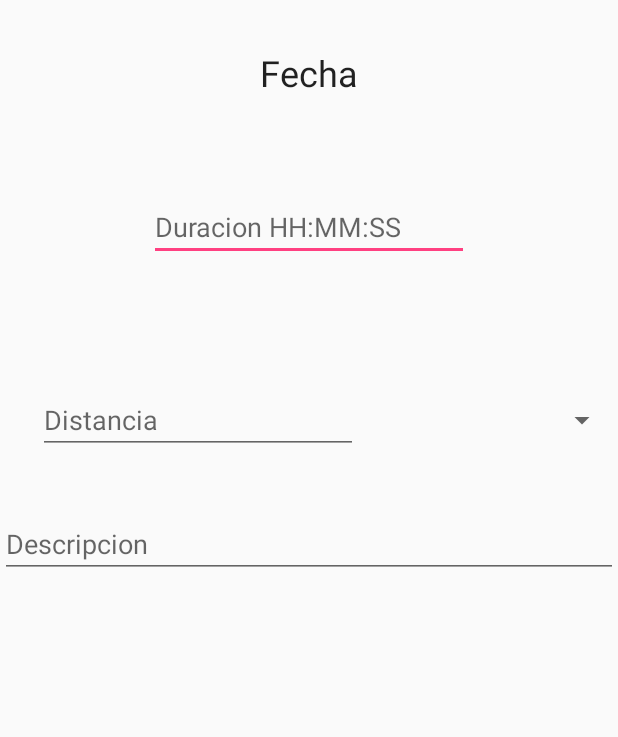
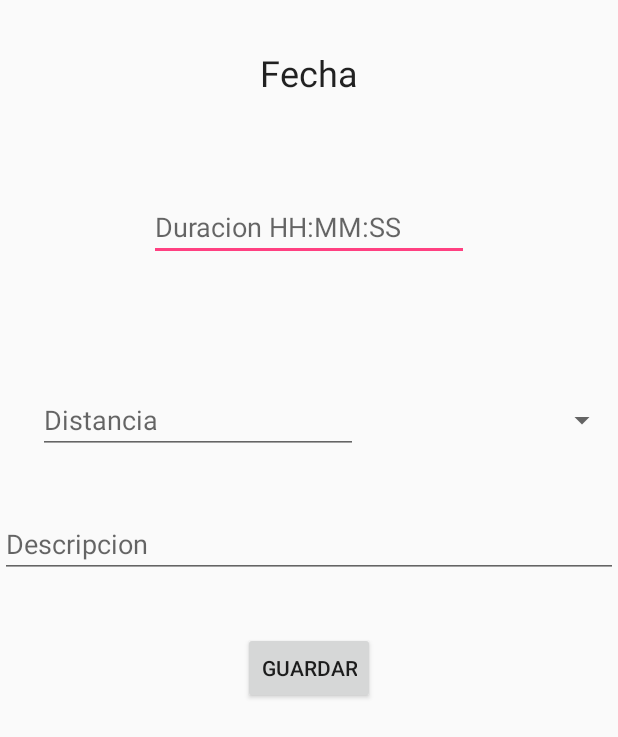
Before and after one commit to emurillo28/ProyectoFinalV2, an Android app: the layout activity_aero_entry.xml on its own in the app's theme, with its tools: preview values and no code run, on a phone screen of 412 x 824 dp. Shown: the top 737 px of the screen. Run offline under Robolectric (Android 15) with nearby library versions, the phone set to English and light mode, and no system bars.

Commit message:
se modificaron la actividad para guardar los datos en la bd

```diff
--- a/app/src/main/AndroidManifest.xml
+++ b/app/src/main/AndroidManifest.xml
@@ -29,6 +29,11 @@
             android:label="@string/enterdata"
             android:theme="@style/AppTheme.NoActionBar">
         </activity>
+        <activity
+            android:name=".EnterActivityData"
+            android:label="@string/enterdata"
+            android:theme="@style/AppTheme.NoActionBar">
+        </activity>
     </application>
 
 </manifest>
--- a/app/src/main/java/com/example/ivan/proyectofinalv2/DatabaseHelper.java
+++ b/app/src/main/java/com/example/ivan/proyectofinalv2/DatabaseHelper.java
@@ -11,7 +11,7 @@ import android.database.sqlite.SQLiteOpenHelper;
 public class DatabaseHelper extends SQLiteOpenHelper {
 
     private static final String DB_NAME = "ProjectDB";
-    private static final String CREAR_TB_ACTIVIDADES = "create table actividades(id integer primary key, Nombre text, Descripcion text, Categoria text)";
+    private static final String CREAR_TB_ACTIVIDADES = "CREATE  TABLE actividades(id integer primary key, Nombre text, Descripcion text, Categoria text)";
     private static final String CREAR_TB_AEROBICAS = "CREATE  TABLE aerobicas (tiempo FLOAT, distancia FLOAT, descripcion TEXT, fecha DATETIME, id_actividad integer, FOREIGN KEY(id_actividad) REFERENCES  actividades(id))";
     private static final String CREAR_TB_ANAEROBICAS = "CREATE TABLE anaerobicas(tiempo FLOAT, repeticiones INTEGER,peso FLOAT, descripcion TEXT, fecha DATETIME, id_actividad integer, FOREIGN KEY(id_actividad) REFERENCES  actividades(id))";
 
--- a/app/src/main/res/layout/activity_aero_entry.xml
+++ b/app/src/main/res/layout/activity_aero_entry.xml
@@ -58,5 +58,15 @@
         android:hint="Descripcion"
         android:inputType="textMultiLine" />
 
+    <Button
+        android:id="@+id/button2"
+        android:layout_width="wrap_content"
+        android:layout_height="wrap_content"
+        android:layout_below="@+id/edt_descripcion"
+        android:layout_centerHorizontal="true"
+        android:layout_marginTop="36dp"
+        android:text="@string/guardar"
+        android:onClick="submit"/>
+
 
 </RelativeLayout>
--- a/app/src/main/res/values/strings.xml
+++ b/app/src/main/res/values/strings.xml
@@ -14,4 +14,5 @@
     <string name="run400m">400m</string>
     <string name="chooseRun">Elige la distancia</string>
     <string name="enterdata">Ingres los datos de la carrera</string>
+    <string name="guardar">Guardar</string>
 </resources>
```
Also changed, not shown: app/src/main/java/com/example/ivan/proyectofinalv2/EnterActivityData.java (+33 -2 lines).
